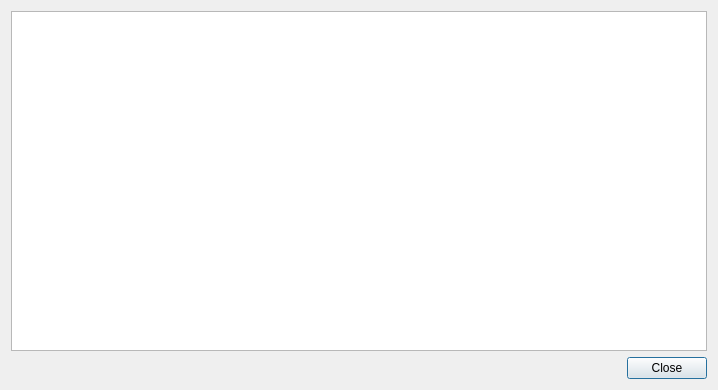
The window that res/backupviewer.ui (computergeek1507/ControllerBackup) describes before a commit, drawn with Qt 5.
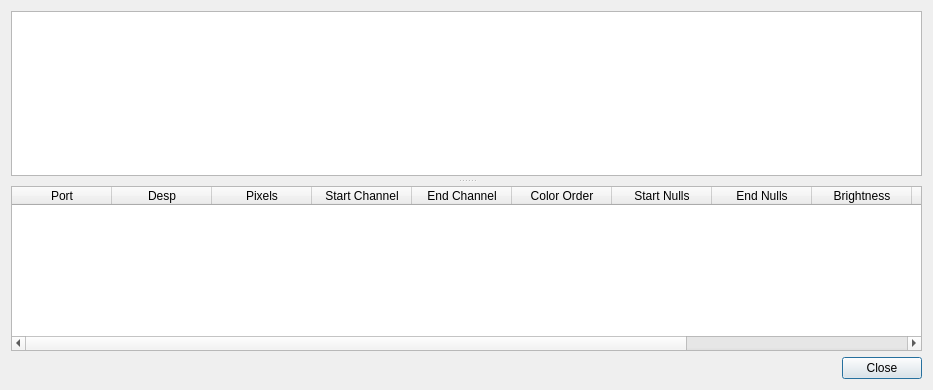
The same window after the commit. Icons and pictures are not drawn.

What changed in the file:
```diff
--- a/res/backupviewer.ui
+++ b/res/backupviewer.ui
@@ -6,7 +6,7 @@
    <rect>
     <x>0</x>
     <y>0</y>
-    <width>718</width>
+    <width>933</width>
     <height>390</height>
    </rect>
   </property>
@@ -19,7 +19,80 @@
   </property>
   <layout class="QVBoxLayout" name="verticalLayout">
    <item>
-    <widget class="QTextEdit" name="textEdit"/>
+    <widget class="QSplitter" name="splitter">
+     <property name="orientation">
+      <enum>Qt::Vertical</enum>
+     </property>
+     <property name="handleWidth">
+      <number>10</number>
+     </property>
+     <property name="childrenCollapsible">
+      <bool>false</bool>
+     </property>
+     <widget class="QListWidget" name="lsInfo"/>
+     <widget class="QTableWidget" name="twStrings">
+      <column>
+       <property name="text">
+        <string>Port</string>
+       </property>
+      </column>
+      <column>
+       <property name="text">
+        <string>Desp</string>
+       </property>
+      </column>
+      <column>
+       <property name="text">
+        <string>Pixels</string>
+       </property>
+      </column>
+      <column>
+       <property name="text">
+        <string>Start Channel</string>
+       </property>
+      </column>
+      <column>
+       <property name="text">
+        <string>End Channel</string>
+       </property>
+      </column>
+      <column>
+       <property name="text">
+        <string>Color Order</string>
+       </property>
+      </column>
+      <column>
+       <property name="text">
+        <string>Start Nulls</string>
+       </property>
+      </column>
+      <column>
+       <property name="text">
+        <string>End Nulls</string>
+       </property>
+      </column>
+      <column>
+       <property name="text">
+        <string>Brightness</string>
+       </property>
+      </column>
+      <column>
+       <property name="text">
+        <string>Gamma</string>
+       </property>
+      </column>
+      <column>
+       <property name="text">
+        <string>Group</string>
+       </property>
+      </column>
+      <column>
+       <property name="text">
+        <string>Reverse</string>
+       </property>
+      </column>
+     </widget>
+    </widget>
    </item>
    <item>
     <widget class="QDialogButtonBox" name="buttonBox">
```
